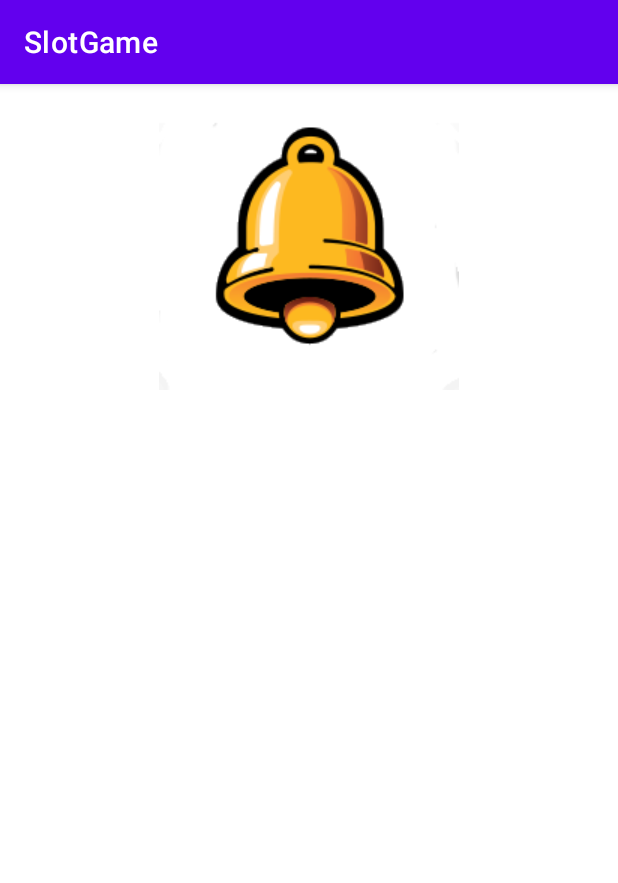
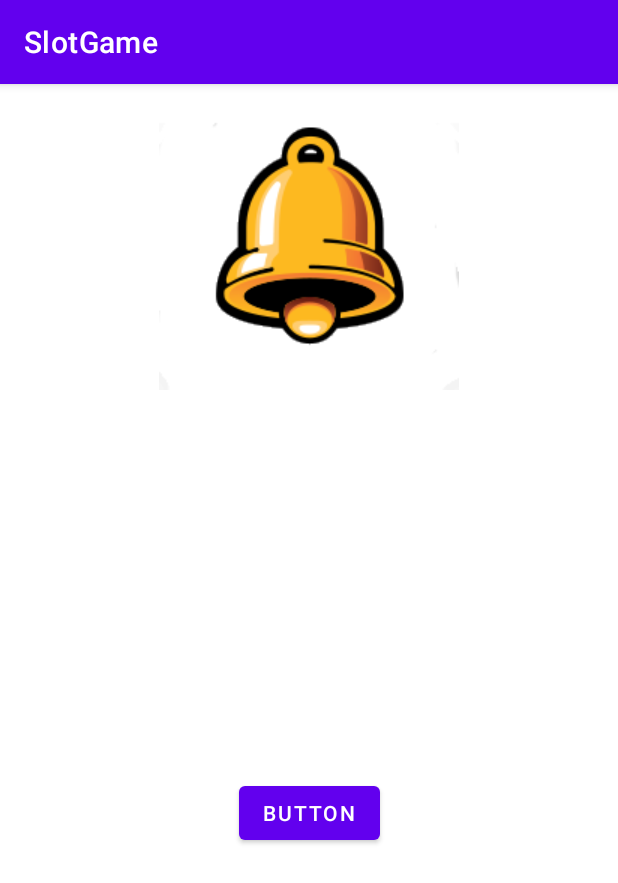
Before and after one commit to aabecede/papb-slot-game, an Android app: the screen it shows after launch (MainActivity), on a phone screen of 412 x 824 dp. Shown: the top 883 px of the screen. Run offline under Robolectric (Android 15) with nearby library versions, the phone set to English and light mode, and no system bars.

Commit message:
kurang stop 1 image

```diff
--- a/app/src/main/java/com/example/slotgame/MainActivity.java
+++ b/app/src/main/java/com/example/slotgame/MainActivity.java
@@ -3,12 +3,65 @@ package com.example.slotgame;
 import androidx.appcompat.app.AppCompatActivity;
 
 import android.os.Bundle;
+import android.os.Handler;
+import android.os.Looper;
+import android.view.View;
+import android.widget.Button;
+import android.widget.ImageView;
 
-public class MainActivity extends AppCompatActivity {
+public class MainActivity extends AppCompatActivity implements View.OnClickListener {
+
+    Thread thrd;
+    Handler hndler;
+
+    int id = 1;
+    private ImageView imgSlot;
+    private Button btnStartStop;
 
     @Override
     protected void onCreate(Bundle savedInstanceState) {
         super.onCreate(savedInstanceState);
         setContentView(R.layout.activity_main);
+
+        this.imgSlot = this.findViewById(R.id.imgSlot);
+        this.btnStartStop = this.findViewById(R.id.btnStop);
+        this.btnStartStop.setOnClickListener(this);
+        this.hndler = new Handler(Looper.getMainLooper());
+
+    }
+
+    @Override
+    public void onClick(View view) {
+
+        if (this.thrd != null && this.thrd.isAlive()) {
+            this.thrd.interrupt();
+        }
+        this.thrd = new Thread(new Runnable() {
+            @Override
+            public void run() {
+                // kode disini akan dijalankan di thread terpisah
+                while (true) {
+                    if (id == 9)
+                        id = 1;
+                    else
+                        id++;
+                    try {
+                        hndler.post(new Runnable() {
+                            @Override
+                            public void run() {
+                                imgSlot.setImageResource(Helper.getIcon(id));
+                            }
+                        });
+                        Thread.sleep(100);
+                    } catch (InterruptedException e) {
+                        break;
+//                        throw new RuntimeException(e);
+                    }
+                }
+
+
+            }
+        });
+        this.thrd.start();
     }
 }
--- a/app/src/main/res/layout/activity_main.xml
+++ b/app/src/main/res/layout/activity_main.xml
@@ -7,7 +7,7 @@
     tools:context=".MainActivity">
 
     <ImageView
-        android:id="@+id/imageView"
+        android:id="@+id/imgSlot"
         android:layout_width="wrap_content"
         android:layout_height="wrap_content"
         android:layout_marginTop="4dp"
@@ -15,4 +15,14 @@
         app:layout_constraintStart_toStartOf="parent"
         app:layout_constraintTop_toTopOf="parent"
         app:srcCompat="@drawable/slot_3" />
+
+    <Button
+        android:id="@+id/btnStop"
+        android:layout_width="wrap_content"
+        android:layout_height="wrap_content"
+        android:text="Button"
+        app:layout_constraintBottom_toBottomOf="parent"
+        app:layout_constraintEnd_toEndOf="parent"
+        app:layout_constraintStart_toStartOf="parent"
+        app:layout_constraintTop_toBottomOf="@+id/imgSlot" />
 </androidx.constraintlayout.widget.ConstraintLayout>
```
Also changed, not shown: app/src/main/java/com/example/slotgame/Helper.java (added, +18 -0 lines).
